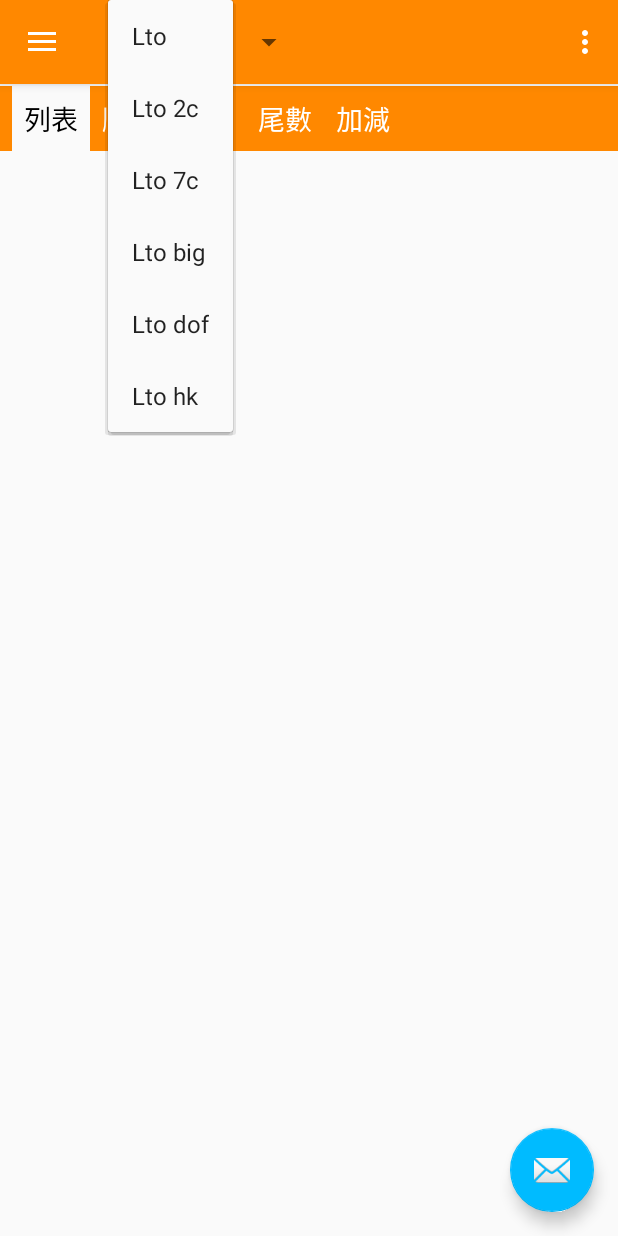
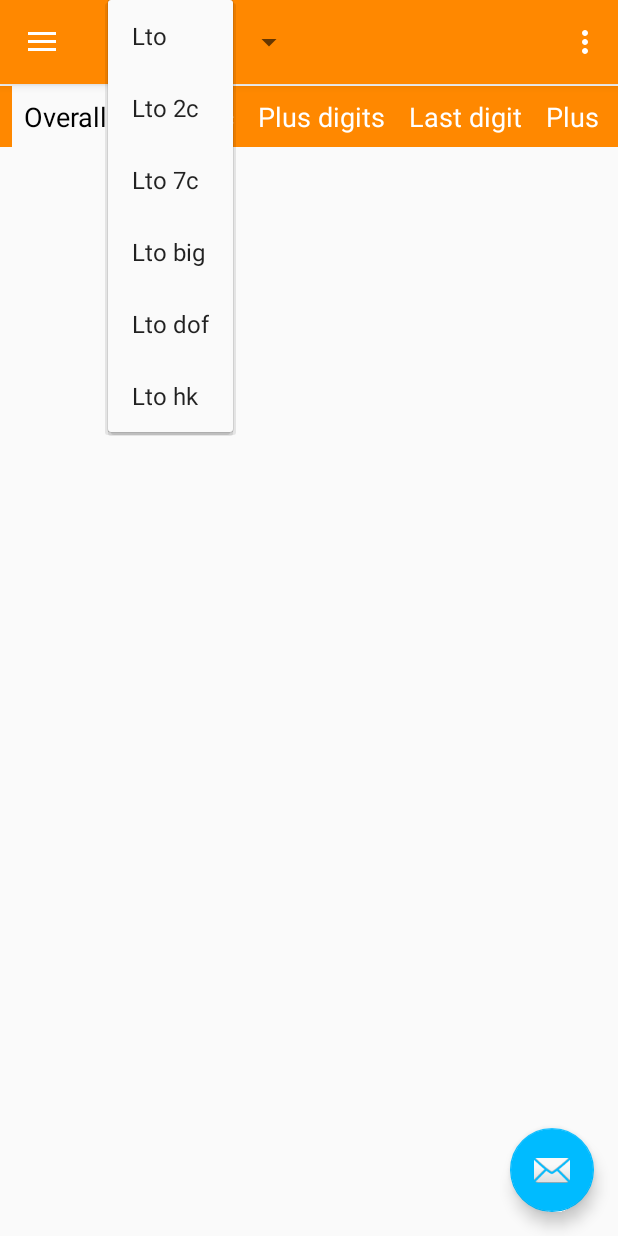
Before and after one commit to s011208/LotteryLover, an Android app: the screen it shows after launch (ViewAllActivity), after a tap on "Lto", on a phone screen of 412 x 824 dp. Run offline under Robolectric (Android 15) with nearby library versions, the phone set to English and light mode, and no system bars; 1 statement that could not run was skipped.

Commit message:
add string res

```diff
--- a/app/src/main/res/values/strings.xml
+++ b/app/src/main/res/values/strings.xml
@@ -46,10 +46,10 @@
     </string-array>
 
     <string-array name="action_bar_list_type">
-        <item>列表</item>
-        <item>順序</item>
-        <item>和數</item>
-        <item>尾數</item>
-        <item>加減</item>
+        <item>Overall</item>
+        <item>Numeric</item>
+        <item>Plus digits</item>
+        <item>Last digit</item>
+        <item>Plus and minus</item>
     </string-array>
 </resources>
```
Also changed, not shown: 1 other file.
